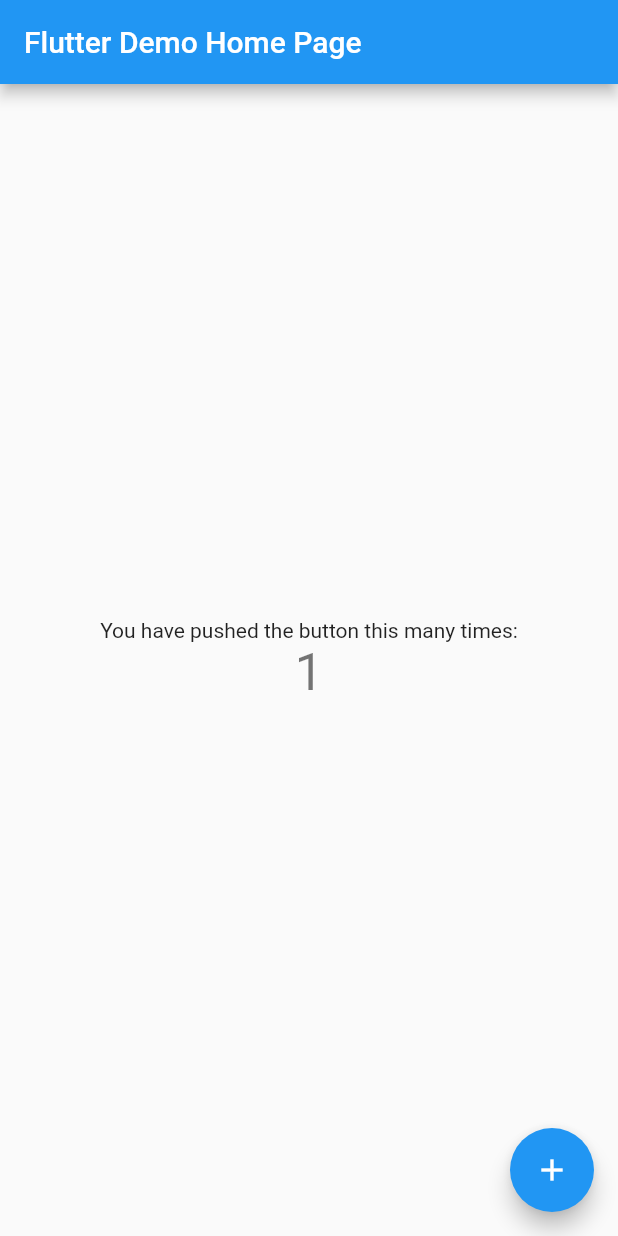
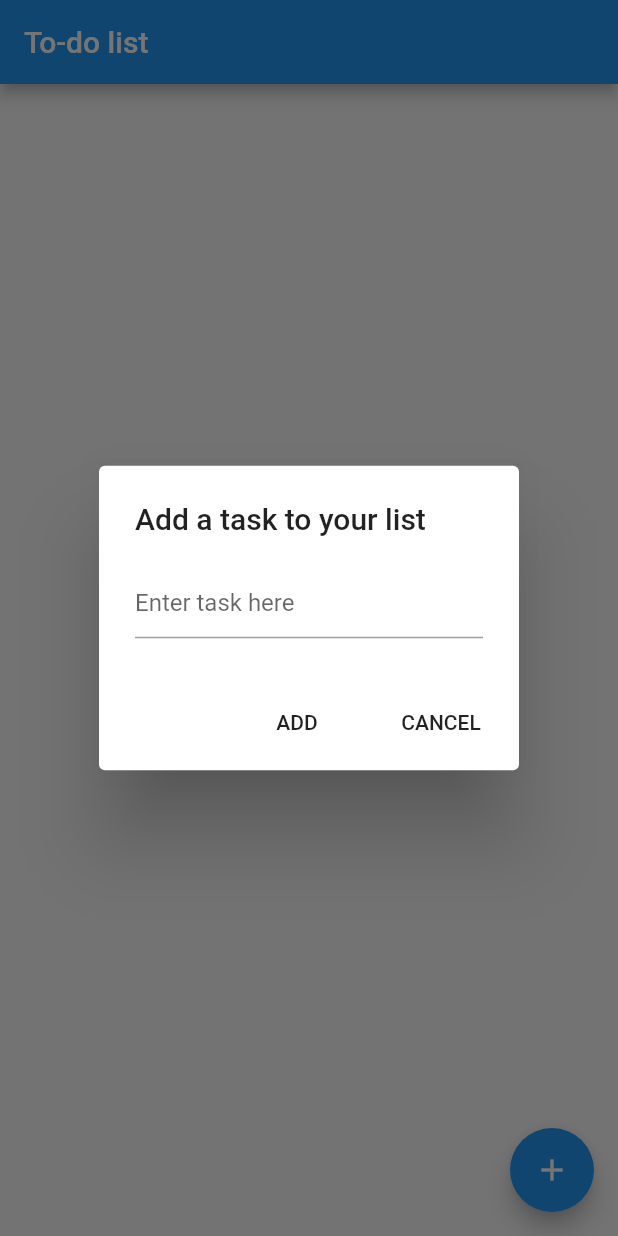
Before and after one commit to JosielFaleiros/todo-app-flutter, a Flutter app: the screen it shows after launch, after a tap on the "add" icon, on a phone screen of 412 x 824 dp. Run offline on Flutter 3.47's test engine with Material 2 defaults, Android fonts, the phone set to English and light mode, and no system bars.

Commit message:
Working todo task list with flutter

```diff
--- a/lib/main.dart
+++ b/lib/main.dart
@@ -1,111 +1,95 @@
 import 'package:flutter/material.dart';
 
-void main() => runApp(MyApp());
+void main() => runApp(App());
 
-class MyApp extends StatelessWidget {
-  // This widget is the root of your application.
+// Every component in Flutter is a widget
+// even the whole app itself is just a widget
+class App extends StatelessWidget {
   @override
   Widget build(BuildContext context) {
     return MaterialApp(
-      title: 'Flutter Demo',
-      theme: ThemeData(
-        // This is the theme of your application.
-        //
-        // Try running your application with "flutter run". You'll see the
-        // application has a blue toolbar. Then, without quitting the app, try
-        // changing the primarySwatch below to Colors.green and then invoke
-        // "hot reload" (press "r" in the console where you ran "flutter run",
-        // or simply save your changes to "hot reload" in a Flutter IDE).
-        // Notice that the counter didn't reset back to zero; the application
-        // is not restarted.
-        primarySwatch: Colors.blue,
-      ),
-      home: MyHomePage(title: 'Flutter Demo Home Page'),
+      title: 'Faleiros To-Do List',
+      home: TodoList(),
     );
   }
 }
 
-class MyHomePage extends StatefulWidget {
-  MyHomePage({Key key, this.title}) : super(key: key);
-
-  // This widget is the home page of your application. It is stateful, meaning
-  // that it has a State object (defined below) that contains fields that affect
-  // how it looks.
-
-  // This class is the configuration for the state. It holds the values (in this
-  // case the title) provided by the parent (in this case the App widget) and
-  // used by the build method of the State. Fields in a Widget subclass are
-  // always marked "final".
-
-  final String title;
-
+class TodoList extends StatefulWidget {
   @override
-  _MyHomePageState createState() => _MyHomePageState();
+  _TodoListState createState() => _TodoListState();
 }
 
-class _MyHomePageState extends State<MyHomePage> {
-  int _counter = 0;
 
-  void _incrementCounter() {
-    setState(() {
-      // This call to setState tells the Flutter framework that something has
-      // changed in this State, which causes it to rerun the build method below
-      // so that the display can reflect the updated values. If we changed
-      // _counter without calling setState(), then the build method would not be
-      // called again, and so nothing would appear to happen.
-      _counter++;
-    });
-  }
+class _TodoListState extends State<TodoList> {
+  final List<String> _todoList = <String>[];
+  final TextEditingController _textFieldController = TextEditingController();
 
   @override
   Widget build(BuildContext context) {
-    // This method is rerun every time setState is called, for instance as done
-    // by the _incrementCounter method above.
-    //
-    // The Flutter framework has been optimized to make rerunning build methods
-    // fast, so that you can just rebuild anything that needs updating rather
-    // than having to individually change instances of widgets.
     return Scaffold(
-      appBar: AppBar(
-        // Here we take the value from the MyHomePage object that was created by
-        // the App.build method, and use it to set our appbar title.
-        title: Text(widget.title),
+      appBar: AppBar(title: const Text('To-do list'), ),
+      body: ListView(children: _getItens(),),
+      floatingActionButton: FloatingActionButton(
+        onPressed: () => _displayDialog(context),
+        tooltip: 'Add Item',
+        child: Icon(Icons.add),
       ),
-      body: Center(
-        // Center is a layout widget. It takes a single child and positions it
-        // in the middle of the parent.
-        child: Column(
-          // Column is also a layout widget. It takes a list of children and
-          // arranges them vertically. By default, it sizes itself to fit its
-          // children horizontally, and tries to be as tall as its parent.
-          //
-          // Invoke "debug painting" (press "p" in the console, choose the
-          // "Toggle Debug Paint" action from the Flutter Inspector in Android
-          // Studio, or the "Toggle Debug Paint" command in Visual Studio Code)
-          // to see the wireframe for each widget.
-          //
-          // Column has various properties to control how it sizes itself and
-          // how it positions its children. Here we use mainAxisAlignment to
-          // center the children vertically; the main axis here is the vertical
-          // axis because Columns are vertical (the cross axis would be
-          // horizontal).
-          mainAxisAlignment: MainAxisAlignment.center,
-          children: <Widget>[
-            Text(
-              'You have pushed the button this many times:',
-            ),
-            Text(
-              '$_counter',
-              style: Theme.of(context).textTheme.display1,
-            ),
-          ],
-        ),
-      ),
-      floatingActionButton: FloatingActionButton(
-        onPressed: _incrementCounter,
-        tooltip: 'Increment',
-        child: Icon(Icons.add),
-      ), // This trailing comma makes auto-formatting nicer for build methods.
     );
   }
+
+  List<Widget> _getItens() {
+    final List<Widget> _todoWidgets = <Widget>[];
+    for (String title in _todoList) {
+      _todoWidgets.add(_buildTodoItem(title));
+    }
+    return _todoWidgets;
+  }
+
+  // generate list of item widgets
+  Widget _buildTodoItem(String title) {
+    return ListTile(title: Text(title),);
+  }
+
+  // Generate a single item widget
+  Future<AlertDialog> _displayDialog(BuildContext context) async {
+    return showDialog(
+        context: context,
+        builder: (BuildContext context) {
+          return AlertDialog(
+            title: const Text('Add a task to your list'),
+            content: TextField(
+              controller: _textFieldController,
+              decoration: const InputDecoration(hintText: 'Enter task here'),
+            ),
+            actions: <Widget>[
+              FlatButton(
+                child: const Text('ADD'),
+                onPressed: () {
+                  Navigator.of(context).pop();
+                  _addTodoItem(_textFieldController.text);
+                },
+              ),
+              FlatButton(
+                child: const Text('CANCEL'),
+                onPressed: () {
+                  Navigator.of(context).pop();
+                  _textFieldController.clear();
+                },
+              )
+            ],
+          );
+        }
+    );
+  }
+
+  void _addTodoItem(String title) {
+    /*
+    wrapping it inside a set state will notify
+    the app that the state has changed
+     */
+    setState(() {
+      _todoList.add(title);
+    });
+    _textFieldController.clear();
+  }
 }
```
